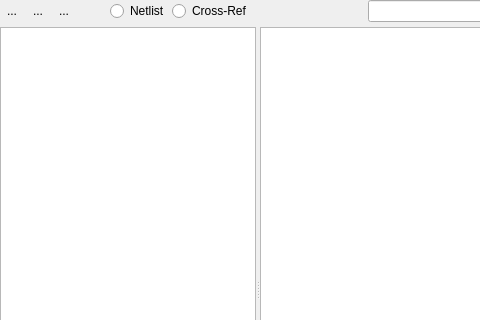
Old version of the form src/laybasic/laybasic/NetlistBrowserPage.ui in the repository KLayout/klayout; both pictures show x 0 to 480 and y 0 to 320 of the 650 by 570 pixel window.
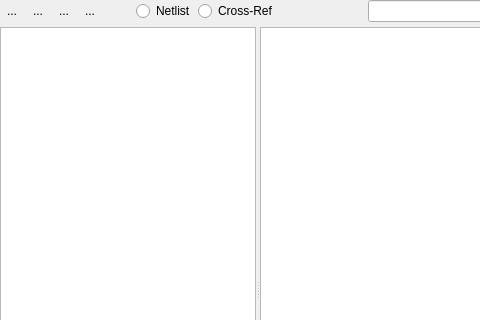
New version of the form. Icons and pictures are not drawn. Custom widgets are drawn as their Qt base class.

Commit message:
WIP: rerun LVS, partial LVS
Rerun LVS: a button is provided which allows re-running
the LVS or netlist extraction from the netlist browser.
TODO: a generic concept for triggering the generators

"Partial LVS" is a feature where it's possible to
select a layout subcell - running LVS then will only
compare against the corresponding schematic subcell, not
the whole tree. The magic is done by "align" which will
remove the upper hierarchy part.

The edit to the form file:
```diff
--- a/src/laybasic/laybasic/NetlistBrowserPage.ui
+++ b/src/laybasic/laybasic/NetlistBrowserPage.ui
@@ -132,6 +132,20 @@
             </property>
            </widget>
           </item>
+          <item>
+           <widget class="QToolButton" name="rerun_button">
+            <property name="text">
+             <string>...</string>
+            </property>
+            <property name="icon">
+             <iconset resource="../../lay/lay/layResources.qrc">
+              <normaloff>:/run.png</normaloff>:/run.png</iconset>
+            </property>
+            <property name="autoRaise">
+             <bool>true</bool>
+            </property>
+           </widget>
+          </item>
           <item>
            <spacer name="horizontalSpacer_3">
             <property name="orientation">
```
The commit also changes 15 other files.
